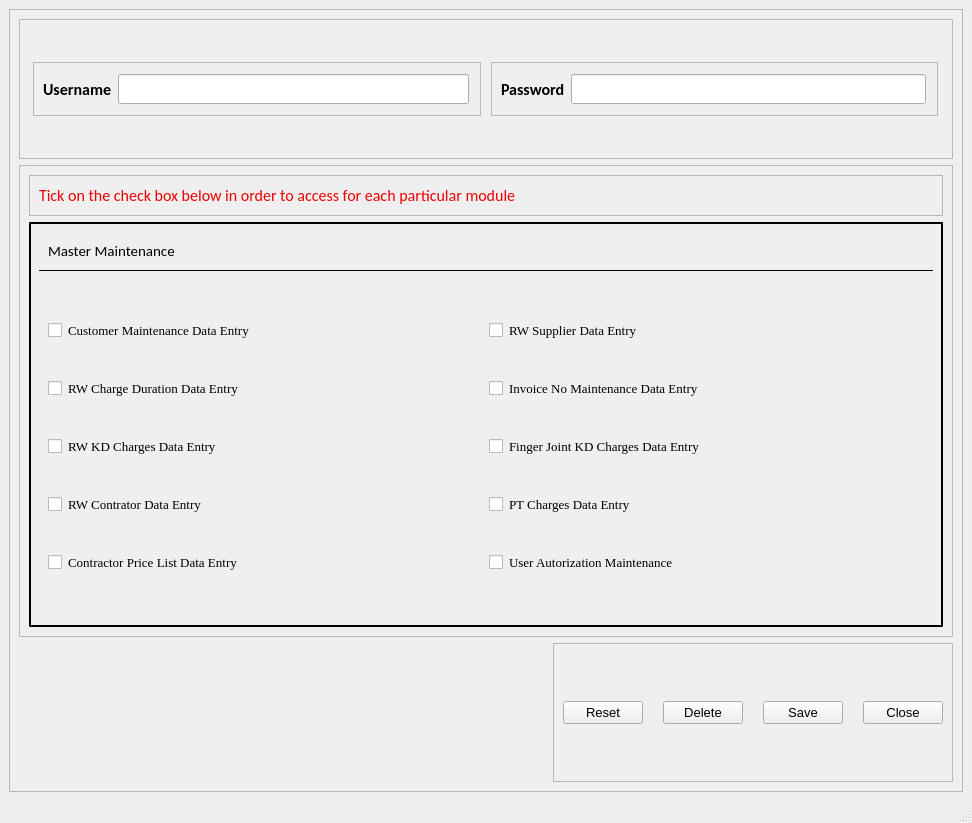
The window that maintenance_entry/userMaintenanceEntry.ui (Kevin-Tan2/IMS) describes before a commit, drawn with Qt 5.
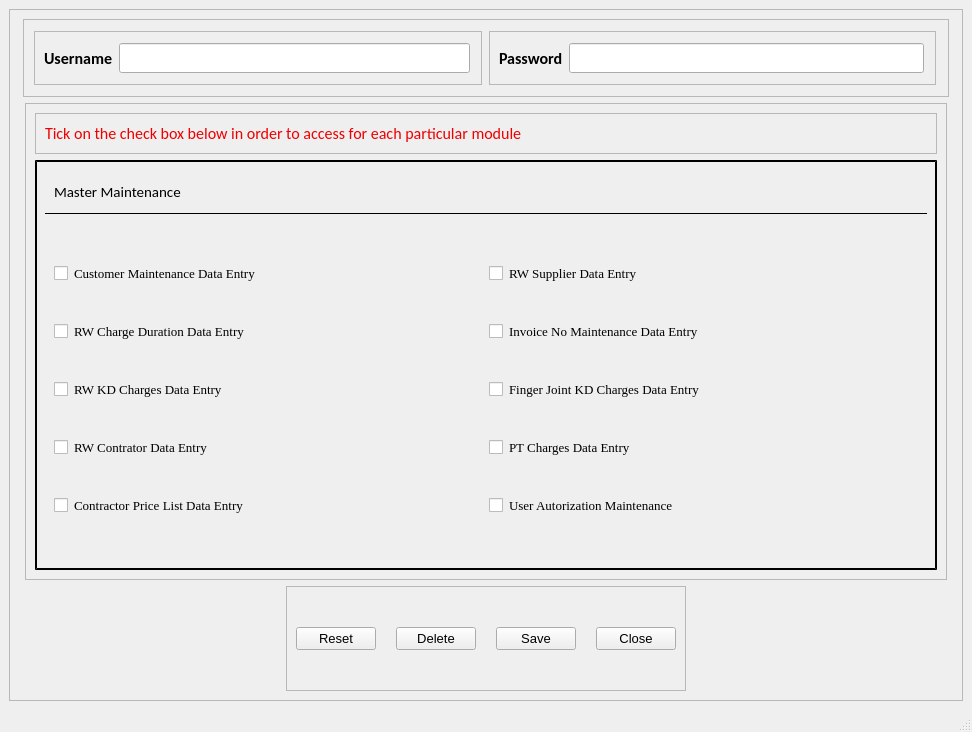
The same window after the commit.

Patch:
```diff
--- a/maintenance_entry/userMaintenanceEntry.ui
+++ b/maintenance_entry/userMaintenanceEntry.ui
@@ -7,7 +7,7 @@
     <x>0</x>
     <y>0</y>
     <width>972</width>
-    <height>823</height>
+    <height>732</height>
    </rect>
   </property>
   <property name="minimumSize">
@@ -30,8 +30,20 @@
        <enum>QFrame::Raised</enum>
       </property>
       <layout class="QVBoxLayout" name="verticalLayout">
-       <item>
+       <item alignment="Qt::AlignHCenter">
         <widget class="QFrame" name="frame_2">
+         <property name="minimumSize">
+          <size>
+           <width>926</width>
+           <height>78</height>
+          </size>
+         </property>
+         <property name="maximumSize">
+          <size>
+           <width>926</width>
+           <height>78</height>
+          </size>
+         </property>
          <property name="frameShape">
           <enum>QFrame::StyledPanel</enum>
          </property>
@@ -155,7 +167,7 @@
          </layout>
         </widget>
        </item>
-       <item>
+       <item alignment="Qt::AlignHCenter">
         <widget class="QFrame" name="frame_3">
          <property name="minimumSize">
           <size>
@@ -207,8 +219,14 @@
            <widget class="QFrame" name="frame_8">
             <property name="minimumSize">
              <size>
-              <width>0</width>
-              <height>400</height>
+              <width>902</width>
+              <height>410</height>
+             </size>
+            </property>
+            <property name="maximumSize">
+             <size>
+              <width>902</width>
+              <height>410</height>
              </size>
             </property>
             <property name="styleSheet">
@@ -432,7 +450,7 @@
          </layout>
         </widget>
        </item>
-       <item alignment="Qt::AlignRight">
+       <item alignment="Qt::AlignHCenter">
         <widget class="QFrame" name="frame_4">
          <property name="minimumSize">
           <size>
```
